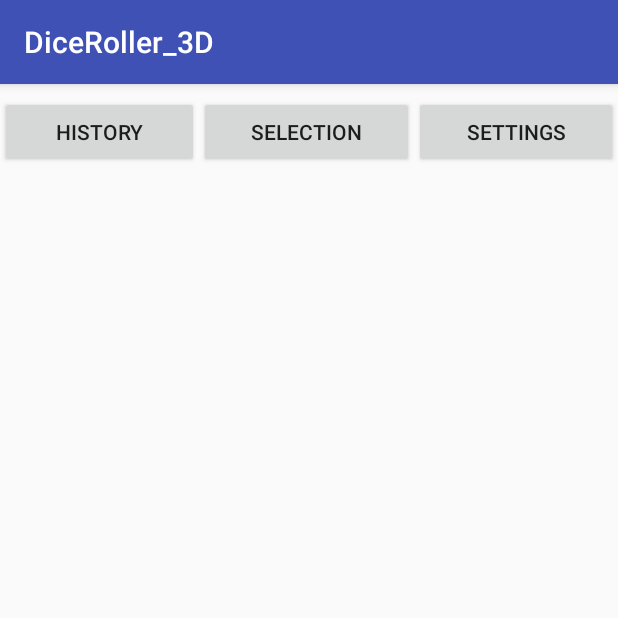
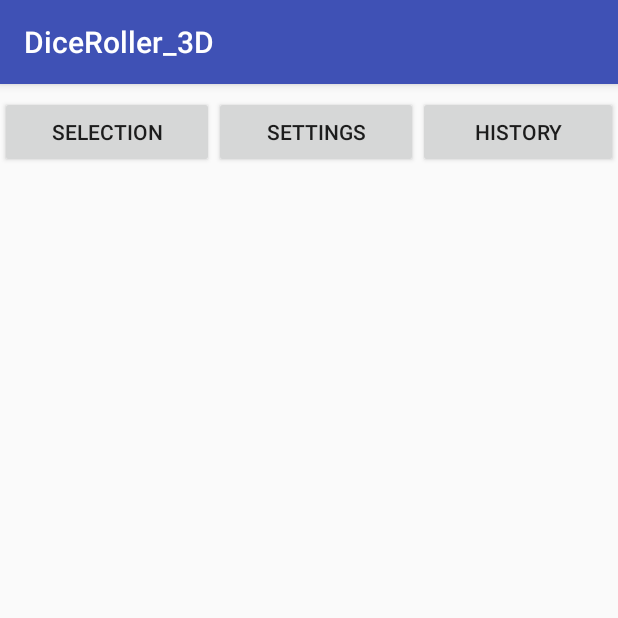
Before and after one commit to Kaiden25/DiceRoller_3D, an Android app: the screen it shows after launch (RollActivity), on a phone screen of 412 x 824 dp, the top half of it. Run offline under Robolectric (Android 15) with nearby library versions, the phone set to English and light mode, and no system bars.

Commit message:
added onClick method for rollActivity menu buttons

```diff
--- a/app/src/main/AndroidManifest.xml
+++ b/app/src/main/AndroidManifest.xml
@@ -15,6 +15,9 @@
                 <category android:name="android.intent.category.LAUNCHER" />
             </intent-filter>
         </activity>
+        <activity android:name=".SelectionActivity" />
+        <activity android:name=".SettingsActivity" />
+        <activity android:name=".HistoryActivity"></activity>
     </application>
 
 </manifest>
--- a/app/src/main/res/layout/activity_roll.xml
+++ b/app/src/main/res/layout/activity_roll.xml
@@ -7,25 +7,12 @@
     tools:context="strecha.com.diceroller_3d.RollActivity">
 
     <LinearLayout
-        android:layout_width="match_parent"
-        android:layout_height="match_parent"
+        android:layout_width="0dp"
+        android:layout_height="495dp"
         android:orientation="horizontal"
         app:layout_constraintTop_toTopOf="parent"
-        android:layout_marginTop="0dp"
-        android:layout_marginLeft="0dp"
         app:layout_constraintLeft_toLeftOf="parent"
-        android:layout_marginRight="0dp"
         app:layout_constraintRight_toRightOf="parent">
-
-        <Button
-            android:id="@+id/butHistory"
-            android:layout_width="wrap_content"
-            android:layout_height="wrap_content"
-            android:layout_marginTop="8dp"
-            android:layout_weight="1"
-            android:text="@string/butHistoryText"
-            app:layout_constraintRight_toRightOf="parent"
-            app:layout_constraintTop_toTopOf="parent" />
 
         <Button
             android:id="@+id/butSelection"
@@ -34,6 +21,7 @@
             android:layout_marginTop="8dp"
             android:layout_weight="1"
             android:text="@string/butSelectionText"
+            android:onClick="onMenuButtonClick"
             app:layout_constraintRight_toLeftOf="@+id/butSettings"
             app:layout_constraintTop_toTopOf="parent" />
 
@@ -44,7 +32,19 @@
             android:layout_marginTop="8dp"
             android:layout_weight="1"
             android:text="@string/butSettingsText"
+            android:onClick="onMenuButtonClick"
             app:layout_constraintRight_toLeftOf="@+id/butHistory"
+            app:layout_constraintTop_toTopOf="parent" />
+
+        <Button
+            android:id="@+id/butHistory"
+            android:layout_width="wrap_content"
+            android:layout_height="wrap_content"
+            android:layout_marginTop="8dp"
+            android:layout_weight="1"
+            android:text="@string/butHistoryText"
+            android:onClick="onMenuButtonClick"
+            app:layout_constraintRight_toRightOf="parent"
             app:layout_constraintTop_toTopOf="parent" />
     </LinearLayout>
 </android.support.constraint.ConstraintLayout>
```
Also changed, not shown: app/src/main/java/strecha/com/diceroller_3d/RollActivity.java (+22 -0 lines).
